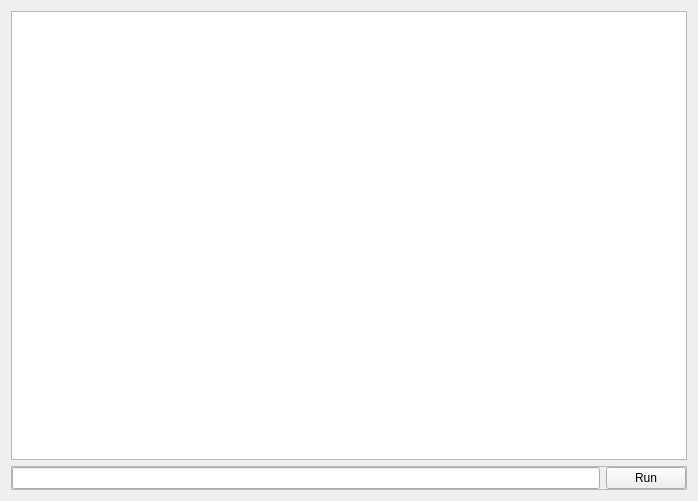
This is inspector/coffeescriptterminal.ui in hbirchtree/coffeecutie as Qt 5 draws it before an edit. The edited form follows.
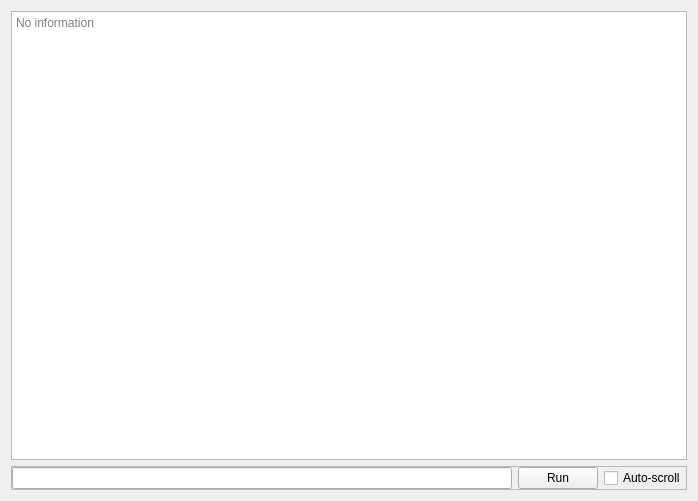
This is the edited form.

```diff
--- a/inspector/coffeescriptterminal.ui
+++ b/inspector/coffeescriptterminal.ui
@@ -45,11 +45,22 @@
         </property>
        </widget>
       </item>
+      <item>
+       <widget class="QCheckBox" name="checkBox">
+        <property name="text">
+         <string>Auto-scroll</string>
+        </property>
+       </widget>
+      </item>
      </layout>
     </widget>
    </item>
    <item row="0" column="0">
-    <widget class="QPlainTextEdit" name="scriptLog"/>
+    <widget class="QPlainTextEdit" name="scriptLog">
+     <property name="placeholderText">
+      <string>No information</string>
+     </property>
+    </widget>
    </item>
   </layout>
  </widget>
```
